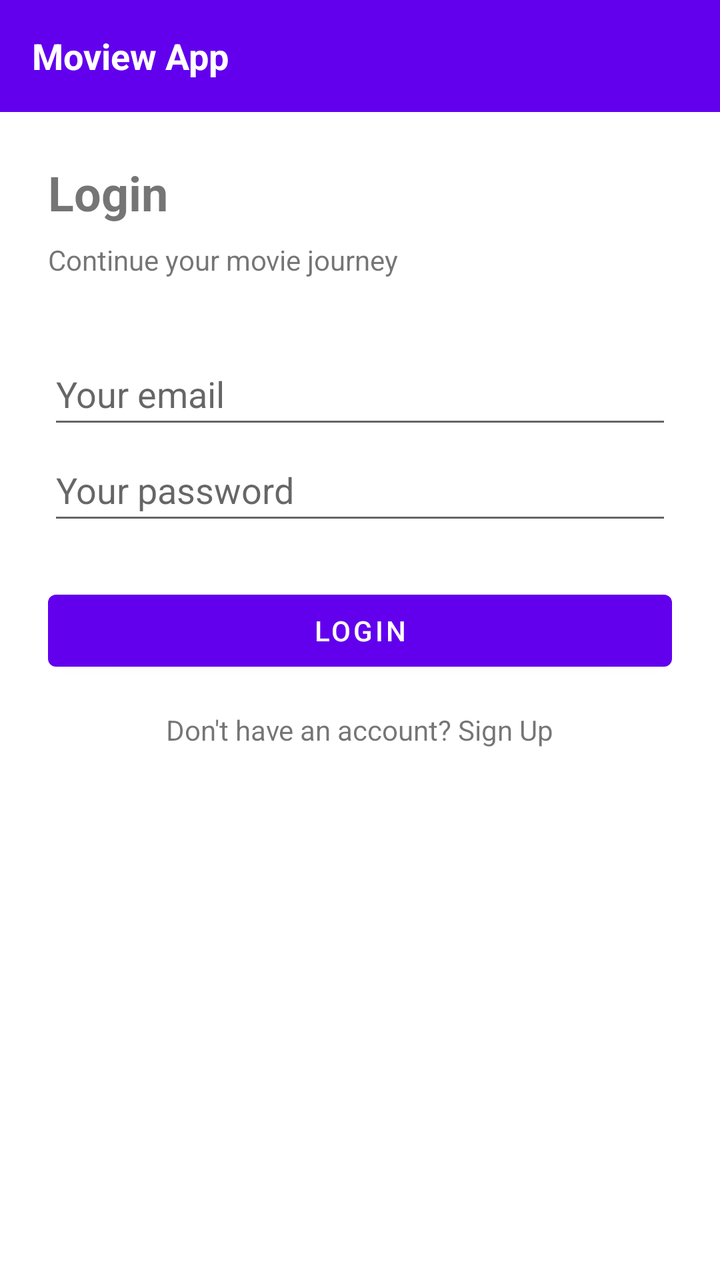
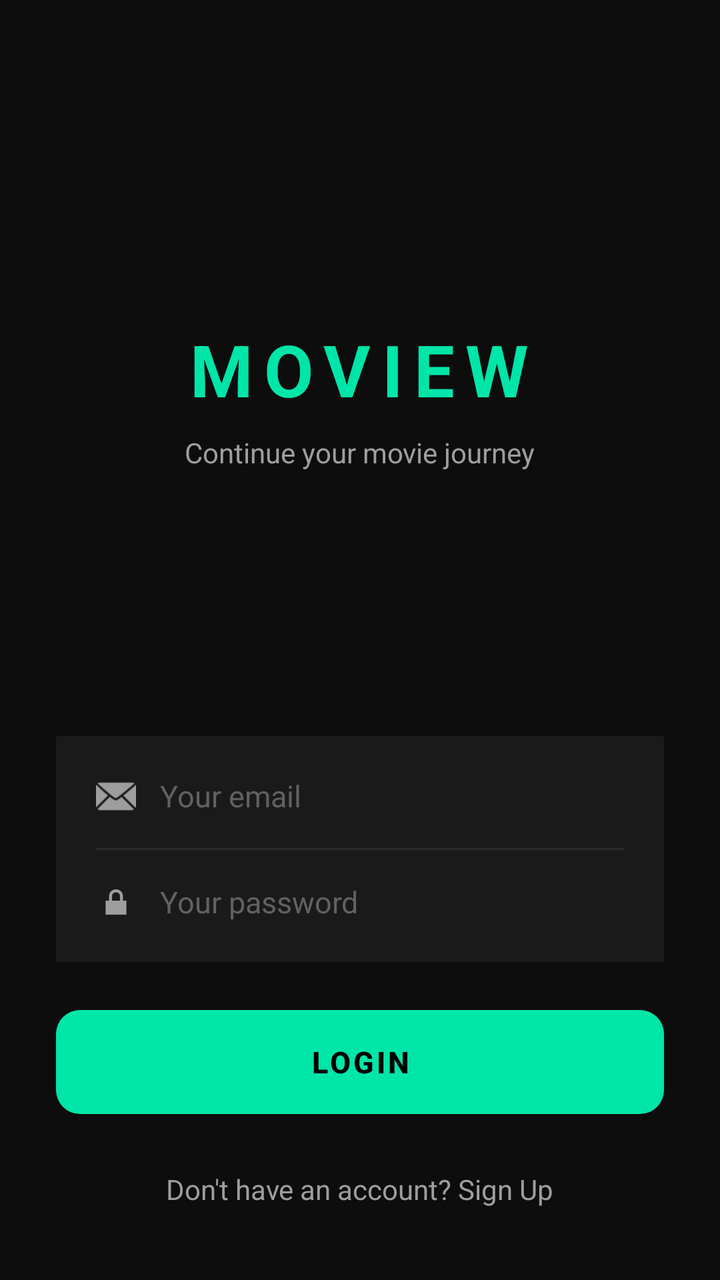

Before-and-after screenshots of an Android layout around one commit, followed by the original layout XML and the change that was made.
<!-- AndroidManifest.xml: activity theme Theme.MoviewApp.NoActionBar -->
<!-- res/layout/activity_login.xml -->
<?xml version="1.0" encoding="utf-8"?>
<LinearLayout xmlns:android="http://schemas.android.com/apk/res/android"
    android:layout_width="match_parent"
    android:layout_height="match_parent"
    android:orientation="vertical">

    
    <LinearLayout
        android:layout_width="match_parent"
        android:layout_height="56dp"
        android:background="#6200EE"
        android:gravity="center_vertical"
        android:paddingStart="16dp"
        android:paddingEnd="16dp">

        <TextView
            android:layout_width="wrap_content"
            android:layout_height="wrap_content"
            android:text="Moview App"
            android:textColor="#FFFFFF"
            android:textSize="18sp"
            android:textStyle="bold" />
    </LinearLayout>

    
    <LinearLayout
        android:layout_width="match_parent"
        android:layout_height="match_parent"
        android:orientation="vertical"
        android:padding="24dp">

        
        <TextView
            android:layout_width="wrap_content"
            android:layout_height="wrap_content"
            android:text="Login"
            android:textSize="24sp"
            android:textStyle="bold"
            android:layout_marginBottom="8dp" />

        <TextView
            android:layout_width="wrap_content"
            android:layout_height="wrap_content"
            android:text="Continue your movie journey"
            android:textSize="14sp"
            android:layout_marginBottom="32dp" />

        
        <EditText
            android:id="@+id/etEmail"
            android:layout_width="match_parent"
            android:layout_height="wrap_content"
            android:minHeight="48dp"
            android:hint="Your email"
            android:inputType="textEmailAddress" />

        
        <EditText
            android:id="@+id/etPassword"
            android:layout_width="match_parent"
            android:layout_height="wrap_content"
            android:minHeight="48dp"
            android:hint="Your password"
            android:inputType="textPassword" />

        
        <Button
            android:id="@+id/btnLogin"
            android:layout_width="match_parent"
            android:layout_height="wrap_content"
            android:layout_marginTop="24dp"
            android:text="LOGIN" />

        
        <TextView
            android:id="@+id/tvSignUp"
            android:layout_width="wrap_content"
            android:layout_height="wrap_content"
            android:minHeight="48dp"
            android:layout_marginTop="16dp"
            android:layout_gravity="center_horizontal"
            android:text="Don't have an account? Sign Up"
            android:clickable="true"
            android:focusable="true" />

    </LinearLayout>
</LinearLayout>
<!-- resources referenced by this layout -->
<resources>
  <style name="Theme.MoviewApp.NoActionBar" parent="Theme.MaterialComponents.DayNight.NoActionBar">
          <item name="colorPrimary">@color/purple_500</item>
          <item name="colorPrimaryVariant">@color/purple_700</item>
          <item name="colorOnPrimary">@color/white</item>
          <item name="colorSecondary">@color/teal_200</item>
          <item name="colorSecondaryVariant">@color/teal_700</item>
          <item name="colorOnSecondary">@color/black</item>
          <item name="android:statusBarColor">?attr/colorPrimaryVariant</item>
      </style>
  <color name="purple_500">#FF6200EE</color>
  <color name="purple_700">#FF3700B3</color>
  <color name="white">#FFFFFFFF</color>
  <color name="teal_200">#FF03DAC5</color>
  <color name="teal_700">#FF018786</color>
  <color name="black">#FF000000</color>
</resources>

<!-- the commit's change to res/layout/activity_login.xml (unified diff, before → after) -->
@@ -1,87 +1,140 @@
 <?xml version="1.0" encoding="utf-8"?>
 <LinearLayout xmlns:android="http://schemas.android.com/apk/res/android"
+    xmlns:app="http://schemas.android.com/apk/res-auto"
     android:layout_width="match_parent"
     android:layout_height="match_parent"
-    android:orientation="vertical">
+    android:orientation="vertical"
+    android:background="#0D0D0D"
+    android:padding="28dp">
 
     
     <LinearLayout
         android:layout_width="match_parent"
-        android:layout_height="56dp"
-        android:background="#6200EE"
-        android:gravity="center_vertical"
-        android:paddingStart="16dp"
-        android:paddingEnd="16dp">
+        android:layout_height="0dp"
+        android:layout_weight="1"
+        android:orientation="vertical"
+        android:gravity="center">
 
         <TextView
             android:layout_width="wrap_content"
             android:layout_height="wrap_content"
-            android:text="Moview App"
-            android:textColor="#FFFFFF"
-            android:textSize="18sp"
-            android:textStyle="bold" />
+            android:layout_gravity="center_horizontal"
+            android:text="MOVIEW"
+            android:textColor="#00E5A8"
+            android:textSize="36sp"
+            android:textStyle="bold"
+            android:letterSpacing="0.15" />
+
+        <TextView
+            android:layout_width="wrap_content"
+            android:layout_height="wrap_content"
+            android:layout_gravity="center_horizontal"
+            android:layout_marginTop="8dp"
+            android:text="Continue your movie journey"
+            android:textColor="#9E9E9E"
+            android:textSize="14sp" />
     </LinearLayout>
 
     
     <LinearLayout
         android:layout_width="match_parent"
-        android:layout_height="match_parent"
+        android:layout_height="wrap_content"
         android:orientation="vertical"
-        android:padding="24dp">
+        android:background="#1A1A1A"
+        android:padding="4dp">
 
         
-        <TextView
-            android:layout_width="wrap_content"
-            android:layout_height="wrap_content"
-            android:text="Login"
-            android:textSize="24sp"
-            android:textStyle="bold"
-            android:layout_marginBottom="8dp" />
+        <LinearLayout
+            android:layout_width="match_parent"
+            android:layout_height="52dp"
+            android:orientation="horizontal"
+            android:gravity="center_vertical"
+            android:paddingStart="16dp"
+            android:paddingEnd="16dp">
 
-        <TextView
-            android:layout_width="wrap_content"
-            android:layout_height="wrap_content"
-            android:text="Continue your movie journey"
-            android:textSize="14sp"
-            android:layout_marginBottom="32dp" />
+            <ImageView
+                android:layout_width="20dp"
+                android:layout_height="20dp"
+                android:src="@android:drawable/ic_dialog_email"
+                app:tint="#9E9E9E" />
+
+            <EditText
+                android:id="@+id/etEmail"
+                android:layout_width="match_parent"
+                android:layout_height="match_parent"
+                android:background="@null"
+                android:hint="Your email"
+                android:textColorHint="#616161"
+                android:textColor="#FFFFFF"
+                android:textSize="15sp"
+                android:paddingStart="12dp"
+                android:inputType="textEmailAddress"
+                android:singleLine="true" />
+        </LinearLayout>
+
+        <View
+            android:layout_width="match_parent"
+            android:layout_height="1dp"
+            android:background="#2A2A2A"
+            android:layout_marginStart="16dp"
+            android:layout_marginEnd="16dp" />
 
         
-        <EditText
-            android:id="@+id/etEmail"
+        <LinearLayout
             android:layout_width="match_parent"
-            android:layout_height="wrap_content"
-            android:minHeight="48dp"
-            android:hint="Your email"
-            android:inputType="textEmailAddress" />
+            android:layout_height="52dp"
+            android:orientation="horizontal"
+            android:gravity="center_vertical"
+            android:paddingStart="16dp"
+            android:paddingEnd="16dp">
 
-        
-        <EditText
-            android:id="@+id/etPassword"
-            android:layout_width="match_parent"
-            android:layout_height="wrap_content"
-            android:minHeight="48dp"
-            android:hint="Your password"
-            android:inputType="textPassword" />
+            <ImageView
+                android:layout_width="20dp"
+                android:layout_height="20dp"
+                android:src="@android:drawable/ic_lock_lock"
+                app:tint="#9E9E9E" />
 
-        
-        <Button
-            android:id="@+id/btnLogin"
-            android:layout_width="match_parent"
-            android:layout_height="wrap_content"
-            android:layout_marginTop="24dp"
-            android:text="LOGIN" />
+            <EditText
+                android:id="@+id/etPassword"
+                android:layout_width="match_parent"
+                android:layout_height="match_parent"
+                android:background="@null"
+                android:hint="Your password"
+                android:textColorHint="#616161"
+                android:textColor="#FFFFFF"
+                android:textSize="15sp"
+                android:paddingStart="12dp"
+                android:inputType="textPassword"
+                android:singleLine="true" />
+        </LinearLayout>
+    </LinearLayout>
 
-        
-        <TextView
-            android:id="@+id/tvSignUp"
-            android:layout_width="wrap_content"
-            android:layout_height="wrap_content"
-            android:minHeight="48dp"
-            android:layout_marginTop="16dp"
-            android:layout_gravity="center_horizontal"
-            android:text="Don't have an account? Sign Up"
-            android:clickable="true"
-            android:focusable="true" />
+    
+    <Button
+        android:id="@+id/btnLogin"
+        android:layout_width="match_parent"
+        android:layout_height="52dp"
+        android:layout_marginTop="24dp"
+        android:text="LOGIN"
+        android:textColor="#000000"
+        android:textSize="15sp"
+        android:textStyle="bold"
+        android:background="@drawable/bg_button_green"
+        android:stateListAnimator="@null" />
 
-    </LinearLayout>
+    
+    <TextView
+        android:id="@+id/tvSignUp"
+        android:layout_width="wrap_content"
+        android:layout_height="wrap_content"
+        android:layout_gravity="center_horizontal"
+        android:layout_marginTop="20dp"
+        android:paddingTop="8dp"
+        android:paddingBottom="8dp"
+        android:text="Don't have an account? Sign Up"
+        android:textColor="#9E9E9E"
+        android:textSize="14sp"
+        android:clickable="true"
+        android:focusable="true" />
+
 </LinearLayout>
<!-- resource entries referenced after the edit -->
@@ -1,19 +1,29 @@
 <!-- resources referenced by this layout -->
 <resources>
+  <!-- drawable bg_button_green (drawable) -->
+  <?xml version="1.0" encoding="utf-8"?>
+  <shape xmlns:android="http://schemas.android.com/apk/res/android"
+      android:shape="rectangle">
+      <solid android:color="#00E5A8" />
+      <corners android:radius="12dp" />
+  </shape>
   <style name="Theme.MoviewApp.NoActionBar" parent="Theme.MaterialComponents.DayNight.NoActionBar">
-          <item name="colorPrimary">@color/purple_500</item>
-          <item name="colorPrimaryVariant">@color/purple_700</item>
-          <item name="colorOnPrimary">@color/white</item>
+          <item name="colorPrimary">#00E5A8</item>
+          <item name="colorPrimaryVariant">#00E5A8</item>
+          <item name="colorOnPrimary">@color/black</item>
           <item name="colorSecondary">@color/teal_200</item>
           <item name="colorSecondaryVariant">@color/teal_700</item>
           <item name="colorOnSecondary">@color/black</item>
           <item name="android:statusBarColor">?attr/colorPrimaryVariant</item>
+  
+          
+          <item name="materialButtonStyle">@style/Widget.MoviewApp.Button</item>
       </style>
-  <color name="purple_500">#FF6200EE</color>
-  <color name="purple_700">#FF3700B3</color>
-  <color name="white">#FFFFFFFF</color>
   <color name="teal_200">#FF03DAC5</color>
   <color name="teal_700">#FF018786</color>
+  <style name="Widget.MoviewApp.Button" parent="Widget.MaterialComponents.Button">
+          <item name="backgroundTint">@null</item>
+      </style>
   <color name="black">#FF000000</color>
 </resources>
 
